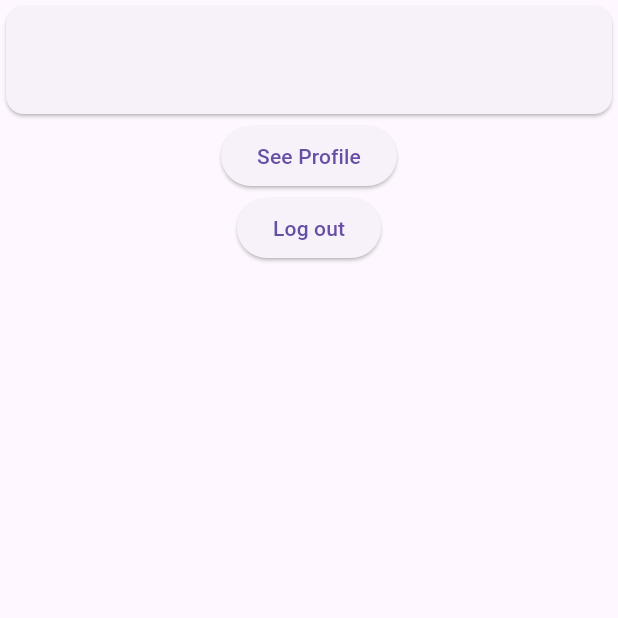
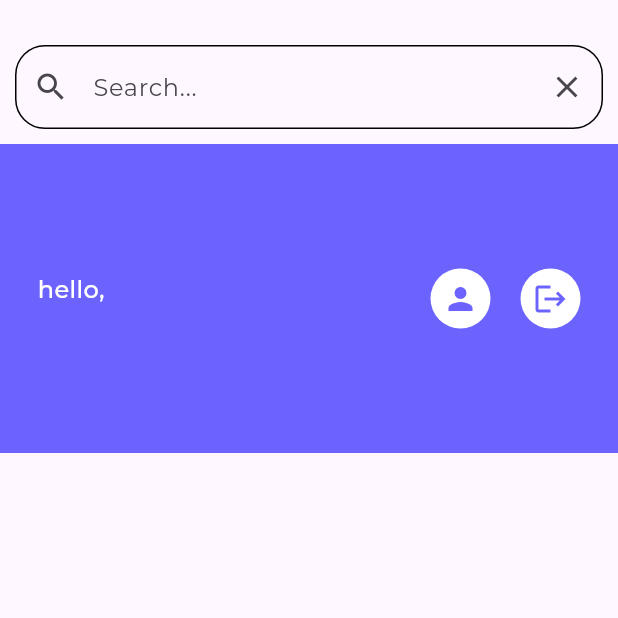
Before and after one commit to prayatnaaa/explora_app, a Flutter app: the UserPage screen opened by its route, on a phone screen of 412 x 824 dp, the top half of it. Run offline on Flutter 3.47's test engine with Material 3 defaults, Android fonts, the phone set to English and light mode, and no system bars; our stand-ins replace dio, email_validator, get_storage, google_fonts; accounts and stored records are empty; network calls fail.

```diff
--- a/lib/pages/login_page.dart
+++ b/lib/pages/login_page.dart
@@ -30,7 +30,7 @@ class _LoginPageState extends State<LoginPage> {
         print(response.data);
 
         if (response.statusCode == 200) {
-          await Navigator.pushNamed(context, '/user');
+          await Navigator.pushReplacementNamed(context, '/user');
         }
 
         _storage.write('token', response.data['data']['token']);
--- a/lib/pages/user_page.dart
+++ b/lib/pages/user_page.dart
@@ -1,6 +1,6 @@
-import 'dart:convert';
-
 import 'package:dio/dio.dart';
+import 'package:explora_app/contents/colors.dart';
+import 'package:explora_app/utils/logout_modal.dart';
 import 'package:flutter/material.dart';
 import 'package:get_storage/get_storage.dart';
 import 'package:google_fonts/google_fonts.dart';
@@ -12,9 +12,10 @@ class UserPage extends StatefulWidget {
   State<UserPage> createState() => _UserPageState();
 }
 
-class _UserPageState extends State<UserPage> {
+class _UserPageState extends State<UserPage> with LogoutModal {
   String userName = '';
   String userEmail = '';
+  final TextEditingController searchController = TextEditingController();
 
   final _storage = GetStorage();
   final _dio = Dio();
@@ -32,10 +33,11 @@ class _UserPageState extends State<UserPage> {
           options: Options(
               headers: {'Authorization': 'Bearer ${_storage.read('token')}'}));
       print(response.data['data']['user']['name']);
+      print(response.data['data']['expired']);
       if (response.statusCode == 200) {
         setState(() {
-          userName = jsonEncode(response.data['data']['user']['name']);
-          userEmail = jsonEncode(response.data['data']['user']['email']);
+          userName = (response.data['data']['user']['name']);
+          userEmail = (response.data['data']['user']['email']);
         });
       }
     } on DioException catch (e) {
@@ -52,6 +54,9 @@ class _UserPageState extends State<UserPage> {
           options: Options(
               headers: {'Authorization': 'Bearer ${_storage.read('token')}'}));
       print(response.data);
+      if (response.statusCode == 200) {
+        Navigator.pushReplacementNamed(context, '/login');
+      }
     } on DioException catch (e) {
       print('${e.response} - ${e.response?.statusCode} - ${e.message}');
     }
@@ -59,23 +64,108 @@ class _UserPageState extends State<UserPage> {
 
   @override
   Widget build(BuildContext context) {
-    // final width = MediaQuery.of(context).size.width;
-    // final height = MediaQuery.of(context).size.height;
+    final width = MediaQuery.of(context).size.width;
+    final height = MediaQuery.of(context).size.height;
 
     return Scaffold(
         body: Column(
       children: [
-        // itemCount: userData == null ? 0 : userData.length,
-        Card(
-          child: ListTile(
-            // title: Text(userData[index]['user']['name']),
-            // subtitle: Text(userData[index]['user']['email']),
-            title: Text(userName),
-            subtitle: Text(userEmail),
+        Padding(
+          padding: const EdgeInsets.fromLTRB(10, 30, 10, 10),
+          child: TextField(
+            style: GoogleFonts.montserrat(),
+            controller: searchController,
+            decoration: InputDecoration(
+                hintText: "Search...",
+                prefixIcon: IconButton(
+                  icon: const Icon(Icons.search),
+                  onPressed: () {},
+                ),
+                focusedBorder: OutlineInputBorder(
+                    borderRadius: BorderRadius.circular(20),
+                    borderSide: BorderSide(color: themeColor)),
+                enabledBorder:
+                    OutlineInputBorder(borderRadius: BorderRadius.circular(20)),
+                suffixIcon: IconButton(
+                    onPressed: () {
+                      searchController.clear();
+                    },
+                    icon: const Icon(Icons.clear))),
           ),
         ),
-        ElevatedButton(onPressed: goUser, child: const Text("See Profile")),
-        ElevatedButton(onPressed: goLogOut, child: const Text("Log out"))
+        Container(
+          width: width,
+          height: height / 4,
+          color: themeColor,
+          child: Padding(
+            padding: const EdgeInsets.symmetric(horizontal: 25),
+            child: Row(
+              mainAxisAlignment: MainAxisAlignment.spaceBetween,
+              crossAxisAlignment: CrossAxisAlignment.center,
+              children: [
+                Column(
+                  mainAxisAlignment: MainAxisAlignment.center,
+                  crossAxisAlignment: CrossAxisAlignment.start,
+                  children: [
+                    Row(
+                      mainAxisAlignment: MainAxisAlignment.center,
+                      crossAxisAlignment: CrossAxisAlignment.end,
+                      children: [
+                        Text(
+                          "hello, ",
+                          style: GoogleFonts.montserrat(
+                              color: Colors.white,
+                              fontSize: 16,
+                              fontWeight: FontWeight.w500),
+                        ),
+                        Text(
+                          userName,
+                          style: GoogleFonts.montserrat(
+                              color: Colors.white,
+                              fontWeight: FontWeight.w600,
+                              fontSize: 20),
+                        ),
+                      ],
+                    ),
+                    Text(
+                      userEmail,
+                      style: GoogleFonts.montserrat(
+                          color: Colors.white,
+                          fontSize: 13,
+                          fontWeight: FontWeight.w300),
+                    ),
+                  ],
+                ),
+                Row(
+                  children: [
+                    Padding(
+                      padding: const EdgeInsets.symmetric(horizontal: 20),
+                      child: CircleAvatar(
+                        radius: 20,
+                        backgroundColor: Colors.white,
+                        child: IconButton(
+                            color: themeColor,
+                            onPressed: goUser,
+                            icon: const Icon(Icons.person)),
+                      ),
+                    ),
+                    CircleAvatar(
+                      radius: 20,
+                      backgroundColor: Colors.white,
+                      child: IconButton(
+                        color: themeColor,
+                        onPressed: () {
+                          logoutModal(context, goLogOut);
+                        },
+                        icon: const Icon(Icons.logout),
+                      ),
+                    ),
+                  ],
+                ),
+              ],
+            ),
+          ),
+        ),
       ],
     ));
   }
```
Also changed, not shown: lib/utils/logout_modal.dart (added, +58 -0 lines).
